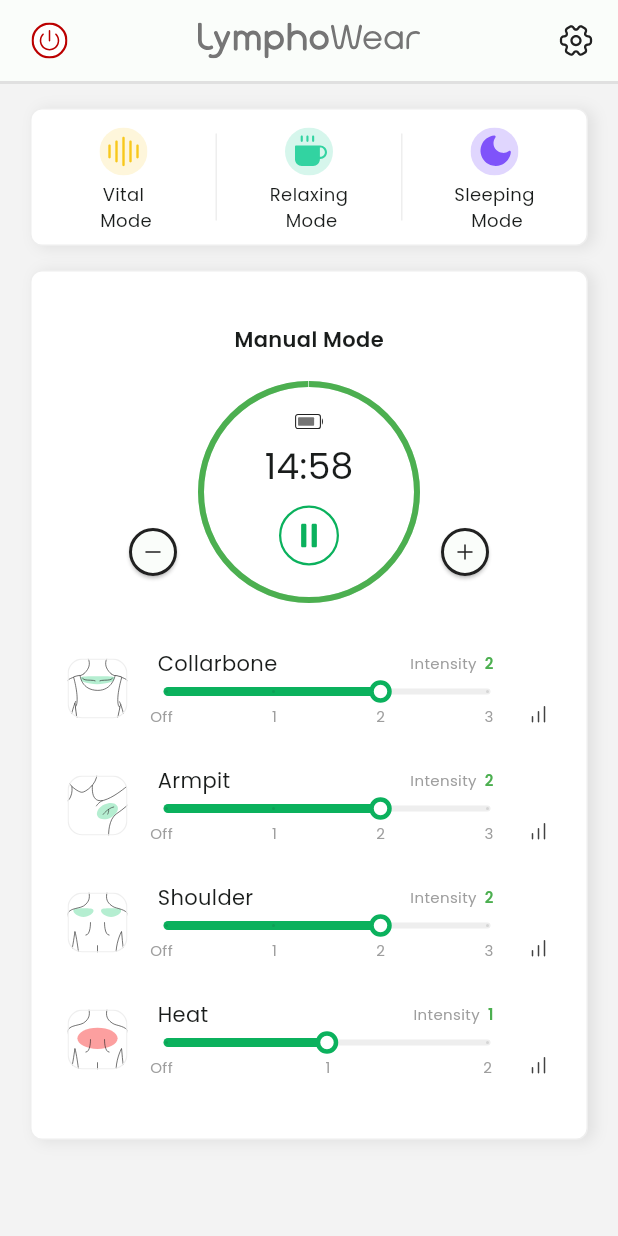
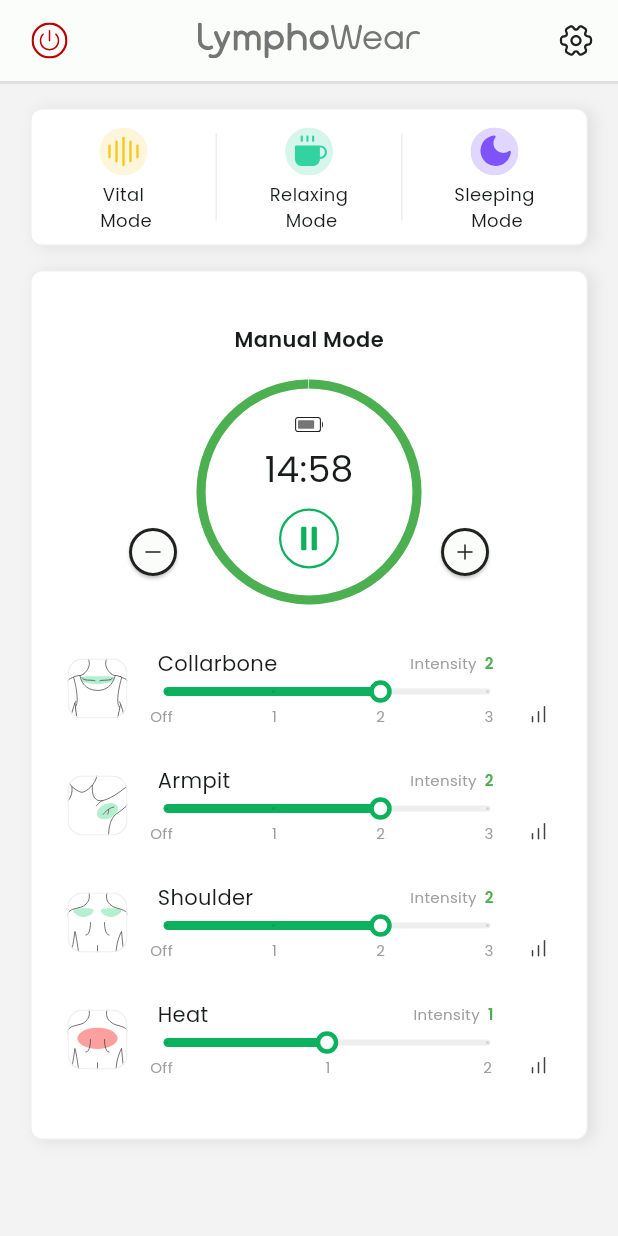
Before and after one commit to kwakdeung/lymphowear_remote_app, a Flutter app: the HomeDefault screen opened directly, after a tap on an icon or button, on a phone screen of 412 x 824 dp. Run offline on Flutter 3.47's test engine with Material 2 defaults, Android fonts, the phone set to English and light mode, and no system bars; our stand-ins replace flutter_svg.

Commit message:
CircularProgressIndicator 디자인 수정중

```diff
--- a/lib/components/home/circularindicator.dart
+++ b/lib/components/home/circularindicator.dart
@@ -103,6 +103,7 @@
                   child: CircularProgressIndicator(
                     value: controller.value,
                     backgroundColor: Colors.green[100],
+                    strokeWidth: 6,
                     valueColor:
                         const AlwaysStoppedAnimation<Color>(Colors.green),
                   ),
@@ -112,7 +113,7 @@
                     child: Column(
                       children: [
                         Container(
-                          margin: const EdgeInsets.fromLTRB(0, 20, 0, 7),
+                          margin: const EdgeInsets.fromLTRB(0, 22, 0, 7),
                           child: SvgPicture.asset(
                             'assets/images/Battery.svg',
                             width: 20,
```
